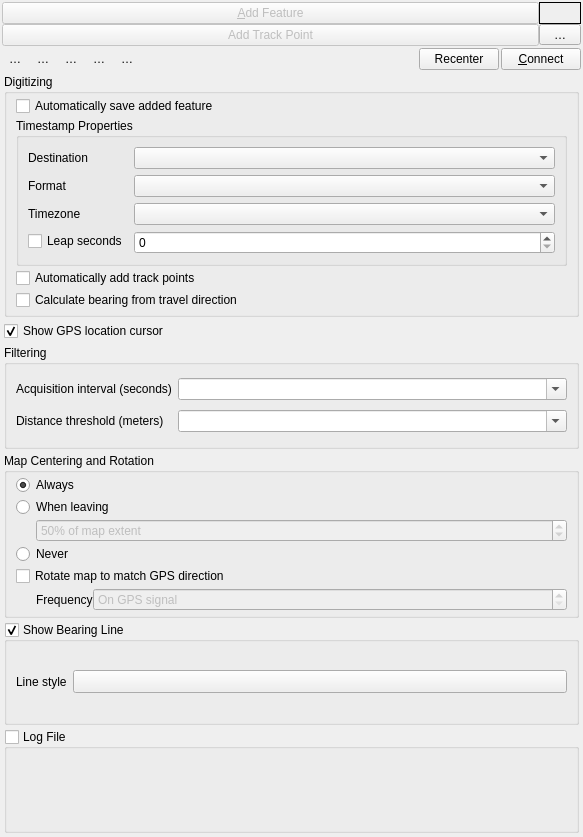
This is src/ui/qgsgpsinformationwidgetbase.ui in qgis/QGIS as Qt 5 draws it before an edit. The edited form follows.
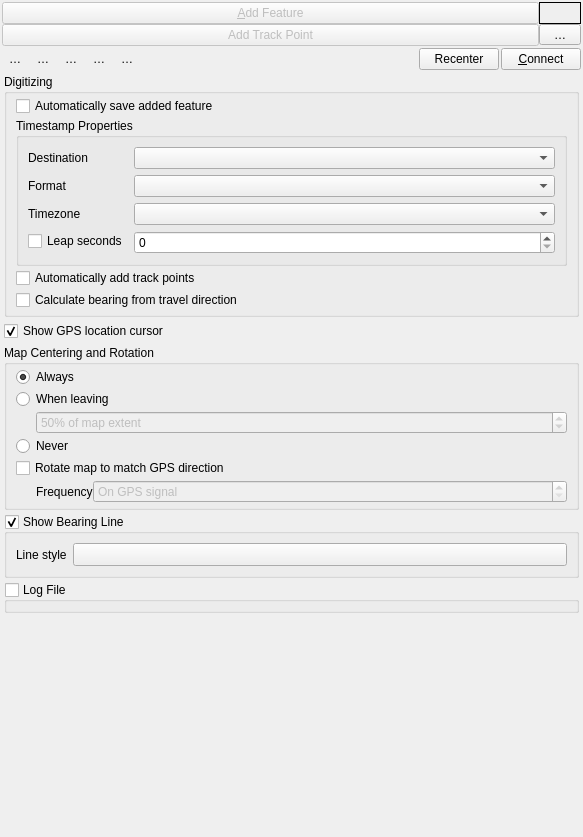
This is the edited form. Icons and pictures are not drawn. Custom widgets are drawn as their Qt base class.

Commit message:
[gps] Move GPS track point filtering settings to settings GPS pane
These are infrequently changed settings

What changed in the file:
```diff
--- a/src/ui/qgsgpsinformationwidgetbase.ui
+++ b/src/ui/qgsgpsinformationwidgetbase.ui
@@ -621,6 +621,78 @@
            <property name="verticalSpacing">
             <number>4</number>
            </property>
+           <item row="4" column="0">
+            <widget class="QgsCollapsibleGroupBox" name="mShowBearingLineCheck">
+             <property name="title">
+              <string>Show Bearing Line</string>
+             </property>
+             <property name="checkable">
+              <bool>true</bool>
+             </property>
+             <layout class="QHBoxLayout" name="horizontalLayout_4" stretch="0,1">
+              <item>
+               <widget class="QLabel" name="label_11">
+                <property name="text">
+                 <string>Line style</string>
+                </property>
+               </widget>
+              </item>
+              <item>
+               <widget class="QgsSymbolButton" name="mBearingLineStyleButton">
+                <property name="sizePolicy">
+                 <sizepolicy hsizetype="Preferred" vsizetype="Fixed">
+                  <horstretch>0</horstretch>
+                  <verstretch>0</verstretch>
+                 </sizepolicy>
+                </property>
+                <property name="text">
+                 <string/>
+                </property>
+               </widget>
+              </item>
+             </layout>
+            </widget>
+           </item>
+           <item row="5" column="0">
+            <widget class="QgsCollapsibleGroupBox" name="mLogFileGroupBox">
+             <property name="enabled">
+              <bool>true</bool>
+             </property>
+             <property name="minimumSize">
+              <size>
+               <width>0</width>
+               <height>0</height>
+              </size>
+             </property>
+             <property name="toolTip">
+              <string>save GPS data (NMEA sentences) to a file</string>
+             </property>
+             <property name="title">
+              <string>Log File</string>
+             </property>
+             <property name="checkable">
+              <bool>true</bool>
+             </property>
+             <property name="checked">
+              <bool>false</bool>
+             </property>
+             <layout class="QGridLayout" name="gridLayout_13" columnstretch="100">
+              <property name="topMargin">
+               <number>2</number>
+              </property>
+              <property name="bottomMargin">
+               <number>4</number>
+              </property>
+              <item row="0" column="0">
+               <widget class="QgsFileWidget" name="mLogFilename" native="true">
+                <property name="focusPolicy">
+                 <enum>Qt::StrongFocus</enum>
+                </property>
+               </widget>
+              </item>
+             </layout>
+            </widget>
+           </item>
            <item row="1" column="0">
             <widget class="QgsCollapsibleGroupBox" name="groupBox_2">
              <property name="title">
@@ -731,79 +803,7 @@
              </property>
             </widget>
            </item>
-           <item row="5" column="0">
-            <widget class="QgsCollapsibleGroupBox" name="mShowBearingLineCheck">
-             <property name="title">
-              <string>Show Bearing Line</string>
-             </property>
-             <property name="checkable">
-              <bool>true</bool>
-             </property>
-             <layout class="QHBoxLayout" name="horizontalLayout_4" stretch="0,1">
-              <item>
-               <widget class="QLabel" name="label_11">
-                <property name="text">
-                 <string>Line style</string>
-                </property>
-               </widget>
-              </item>
-              <item>
-               <widget class="QgsSymbolButton" name="mBearingLineStyleButton">
-                <property name="sizePolicy">
-                 <sizepolicy hsizetype="Preferred" vsizetype="Fixed">
-                  <horstretch>0</horstretch>
-                  <verstretch>0</verstretch>
-                 </sizepolicy>
-                </property>
-                <property name="text">
-                 <string/>
-                </property>
-               </widget>
-              </item>
-             </layout>
-            </widget>
-           </item>
-           <item row="6" column="0">
-            <widget class="QgsCollapsibleGroupBox" name="mLogFileGroupBox">
-             <property name="enabled">
-              <bool>true</bool>
-             </property>
-             <property name="minimumSize">
-              <size>
-               <width>0</width>
-               <height>0</height>
-              </size>
-             </property>
-             <property name="toolTip">
-              <string>save GPS data (NMEA sentences) to a file</string>
-             </property>
-             <property name="title">
-              <string>Log File</string>
-             </property>
-             <property name="checkable">
-              <bool>true</bool>
-             </property>
-             <property name="checked">
-              <bool>false</bool>
-             </property>
-             <layout class="QGridLayout" name="gridLayout_13" columnstretch="100">
-              <property name="topMargin">
-               <number>2</number>
-              </property>
-              <property name="bottomMargin">
-               <number>4</number>
-              </property>
-              <item row="0" column="0">
-               <widget class="QgsFileWidget" name="mLogFilename" native="true">
-                <property name="focusPolicy">
-                 <enum>Qt::StrongFocus</enum>
-                </property>
-               </widget>
-              </item>
-             </layout>
-            </widget>
-           </item>
-           <item row="4" column="0">
+           <item row="3" column="0">
             <widget class="QgsCollapsibleGroupBoxBasic" name="groupBox">
              <property name="title">
               <string>Map Centering and Rotation</string>
@@ -932,42 +932,18 @@
              </layout>
             </widget>
            </item>
-           <item row="3" column="0">
-            <widget class="QgsCollapsibleGroupBox" name="groupBox_4">
-             <property name="title">
-              <string>Filtering</string>
+           <item row="6" column="0">
+            <spacer name="verticalSpacer_6">
+             <property name="orientation">
+              <enum>Qt::Vertical</enum>
              </property>
-             <layout class="QGridLayout" name="gridLayout_14" columnstretch="0,1">
-              <item row="1" column="1">
-               <widget class="QComboBox" name="mCboDistanceThreshold">
-                <property name="editable">
-                 <bool>true</bool>
-                </property>
-               </widget>
-              </item>
-              <item row="1" column="0">
-               <widget class="QLabel" name="label_9">
-                <property name="text">
-                 <string>Distance threshold (meters)</string>
-                </property>
-               </widget>
-              </item>
-              <item row="0" column="0">
-               <widget class="QLabel" name="label_8">
-                <property name="text">
-                 <string>Acquisition interval (seconds)</string>
-                </property>
-               </widget>
-              </item>
-              <item row="0" column="1">
-               <widget class="QComboBox" name="mCboAcquisitionInterval">
-                <property name="editable">
-                 <bool>true</bool>
-                </property>
-               </widget>
-              </item>
-             </layout>
-            </widget>
+             <property name="sizeHint" stdset="0">
+              <size>
+               <width>20</width>
+               <height>40</height>
+              </size>
+             </property>
+            </spacer>
            </item>
           </layout>
          </widget>
```
Left out of the diff: 6 changed lines with no effect on the pictures. The commit also changes 8 other files.
